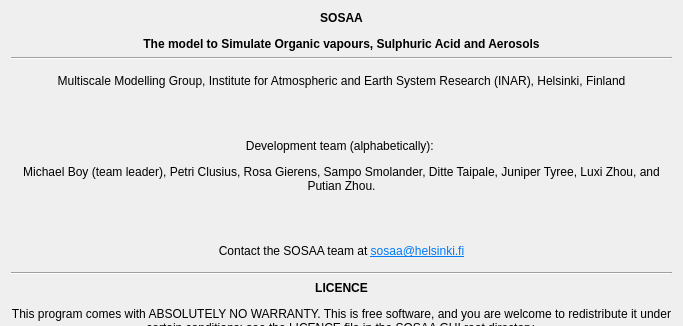
This is sosaa_gui/layouts/about.ui in juntyr/sosaa-gui as Qt 5 draws it before an edit; both pictures show x 0 to 683 and y 0 to 326 of the 683 by 509 pixel window. The edited form follows.
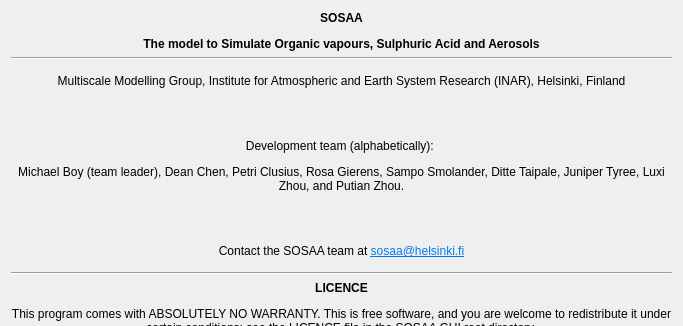
This is the edited form.

Commit message: Amend the SOSAA contributors list

Diff of the .ui file:
```diff
--- a/sosaa_gui/layouts/about.ui
+++ b/sosaa_gui/layouts/about.ui
@@ -51,7 +51,7 @@
    <item>
     <widget class="QLabel" name="label_4">
      <property name="text">
-      <string>&lt;html&gt;&lt;head/&gt;&lt;body&gt;&lt;p align=&quot;center&quot;&gt;Development team (alphabetically): &lt;/p&gt;&lt;p align=&quot;center&quot;&gt;Michael Boy (team leader), Petri Clusius, Rosa Gierens, Sampo Smolander, Ditte Taipale, Juniper Tyree, Luxi Zhou, and Putian Zhou.&lt;/p&gt;&lt;/body&gt;&lt;/html&gt;</string>
+      <string>&lt;html&gt;&lt;head/&gt;&lt;body&gt;&lt;p align=&quot;center&quot;&gt;Development team (alphabetically): &lt;/p&gt;&lt;p align=&quot;center&quot;&gt;Michael Boy (team leader), Dean Chen, Petri Clusius, Rosa Gierens, Sampo Smolander, Ditte Taipale, Juniper Tyree, Luxi Zhou, and Putian Zhou.&lt;/p&gt;&lt;/body&gt;&lt;/html&gt;</string>
      </property>
      <property name="wordWrap">
       <bool>true</bool>
```
The commit also changes 1 other file.
